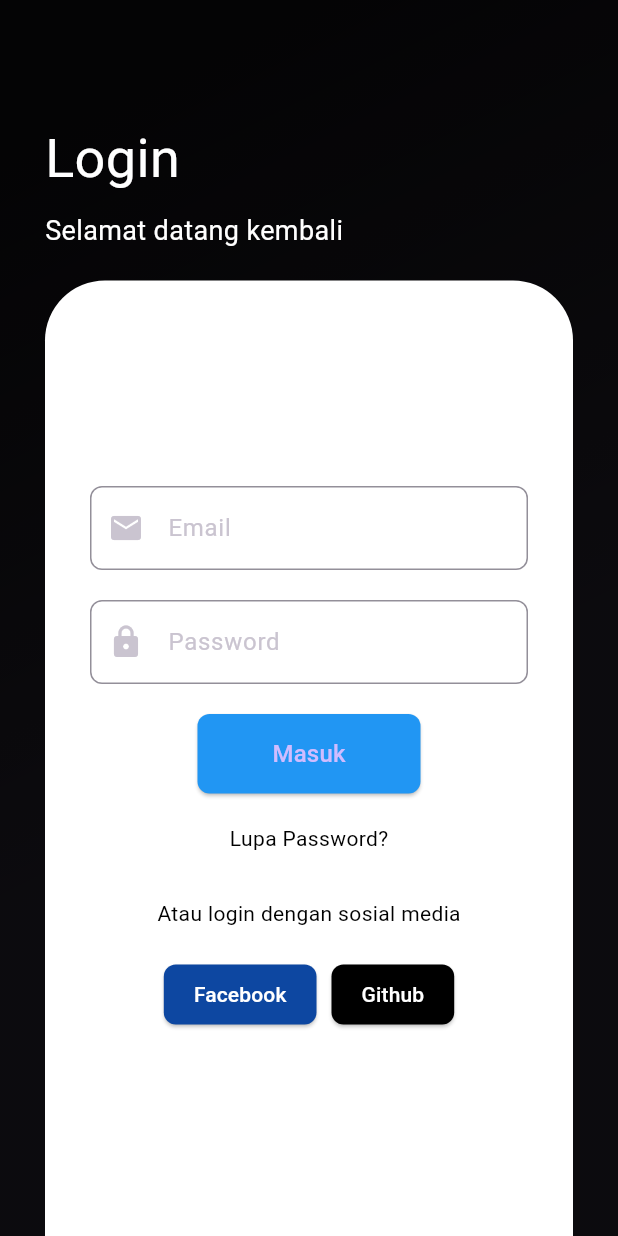
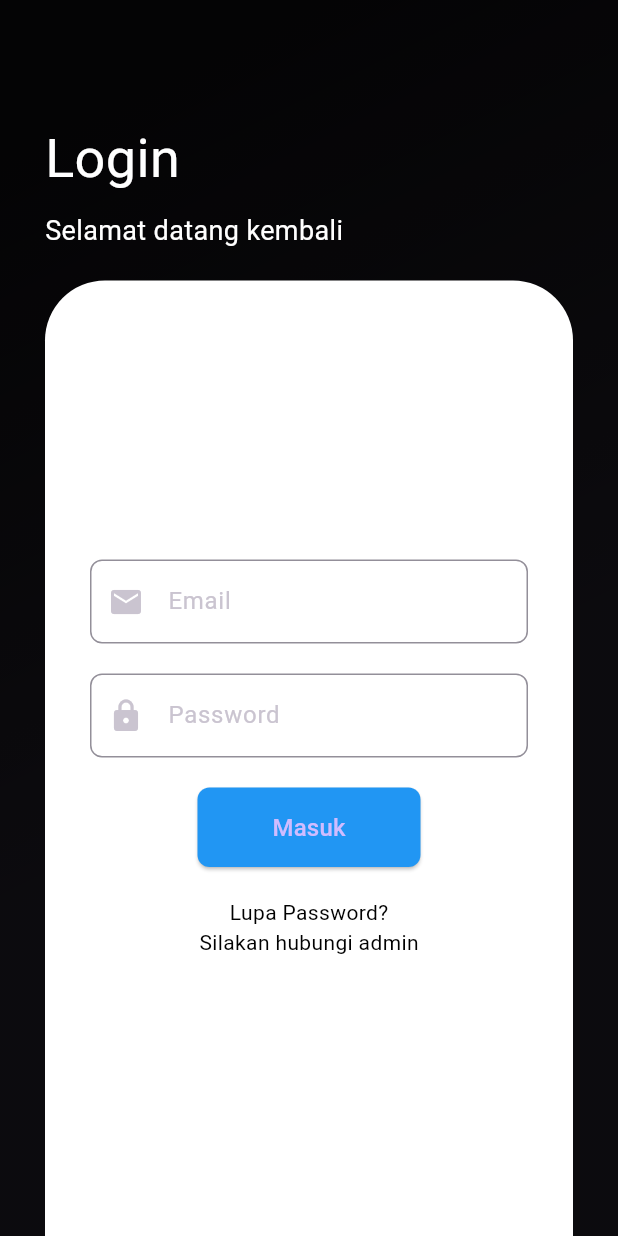
Before and after one commit to Aima07/Flutter-UTS, a Flutter app: the screen it shows after launch, on a phone screen of 412 x 824 dp. Run offline on Flutter 3.47's test engine with Material 3 defaults, Android fonts, the phone set to English and light mode, and no system bars; our stand-ins replace table_calendar.

Commit message:
perubahan button

```diff
--- a/lib/screens/login_screen.dart
+++ b/lib/screens/login_screen.dart
@@ -92,6 +92,7 @@ class _LoginScreenState extends State<LoginScreen> {
                       // Input Username
                       TextFormField(
                         controller: _usernameController,
+                        style: const TextStyle(color: Colors.black),
                         decoration: InputDecoration(
                           labelText: "Email",
                           prefixIcon: const Icon(Icons.email),
@@ -114,6 +115,7 @@ class _LoginScreenState extends State<LoginScreen> {
                       // Input Password
                       TextFormField(
                         controller: _passwordController,
+                        style: const TextStyle(color: Colors.black),
                         obscureText: true,
                         decoration: InputDecoration(
                           labelText: "Password",
@@ -151,58 +153,15 @@ class _LoginScreenState extends State<LoginScreen> {
                       ),
                       const SizedBox(height: 20),
 
-                      // Lupa Password dan Sosial Media
+                      // Lupa Password
                       const Text(
                         "Lupa Password?",
                         style: TextStyle(color: Colors.black),
                       ),
-                      const SizedBox(height: 30),
+                      // Lupa Password
                       const Text(
-                        "Atau login dengan sosial media",
+                        "Silakan hubungi admin",
                         style: TextStyle(color: Colors.black),
-                      ),
-                      const SizedBox(height: 20),
-                      Row(
-                        mainAxisAlignment: MainAxisAlignment.center,
-                        children: [
-                          // Facebook Button
-                          ElevatedButton(
-                            style: ElevatedButton.styleFrom(
-                              backgroundColor: Colors.blue[900],
-                              padding: const EdgeInsets.symmetric(
-                                horizontal: 20,
-                                vertical: 10,
-                              ),
-                              shape: RoundedRectangleBorder(
-                                borderRadius: BorderRadius.circular(8),
-                              ),
-                            ),
-                            onPressed: () {},
-                            child: const Text(
-                              "Facebook",
-                              style: TextStyle(color: Colors.white),
-                            ),
-                          ),
-                          const SizedBox(width: 10),
-                          // Github Button
-                          ElevatedButton(
-                            style: ElevatedButton.styleFrom(
-                              backgroundColor: Colors.black,
-                              padding: const EdgeInsets.symmetric(
-                                horizontal: 20,
-                                vertical: 10,
-                              ),
-                              shape: RoundedRectangleBorder(
-                                borderRadius: BorderRadius.circular(8),
-                              ),
-                            ),
-                            onPressed: () {},
-                            child: const Text(
-                              "Github",
-                              style: TextStyle(color: Colors.white),
-                            ),
-                          ),
-                        ],
                       ),
                     ],
                   ),
```
Also changed, not shown: images/login page.png.
